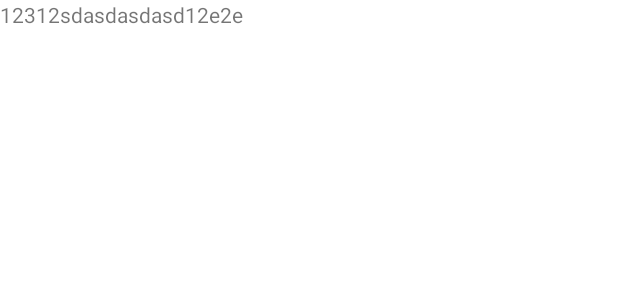
After one commit to c786909486/BaseMvvmModel, an Android app: the layout fragment_test.xml on its own in the app's theme, with its tools: preview values and no code run, on a phone screen of 412 x 824 dp. The commit adds this screen. Shown: the top 300 px of the screen. Run offline under Robolectric (Android 15) with nearby library versions, the light colour scheme and no system bars.

Commit message:
修改fragment

```diff
--- a/app/build.gradle
+++ b/app/build.gradle
@@ -39,9 +39,9 @@ android {
 dependencies {
 
 //    implementation 'androidx.core:core-ktx:1.3.2'
-//    implementation 'androidx.appcompat:appcompat:1.2.0'
-//    implementation 'com.google.android.material:material:1.3.0'
-//    implementation 'androidx.constraintlayout:constraintlayout:2.0.4'
+    implementation 'androidx.appcompat:appcompat:1.4.2'
+    implementation 'com.google.android.material:material:1.4.0'
+    implementation 'androidx.constraintlayout:constraintlayout:2.0.4'
     implementation project(path: ':library_base')
     implementation project(path: ':library_network')
     implementation project(path: ':library_update')
--- a/app/src/main/res/layout/activity_main.xml
+++ b/app/src/main/res/layout/activity_main.xml
@@ -35,5 +35,11 @@
             android:layout_height="wrap_content"
             android:text="Hello World!" />
 
+        <fragment
+            android:id="@+id/fl_content"
+            android:name="com.axun.basemvvmmodel.TestFragment"
+            android:layout_width="match_parent"
+            android:layout_height="match_parent"/>
+
     </LinearLayout>
 </layout>
--- /dev/null
+++ b/app/src/main/res/layout/fragment_test.xml
@@ -0,0 +1,17 @@
+<?xml version="1.0" encoding="utf-8"?>
+<layout xmlns:android="http://schemas.android.com/apk/res/android">
+
+    <data>
+
+    </data>
+
+    <LinearLayout
+        android:layout_width="match_parent"
+        android:layout_height="match_parent">
+
+        <TextView
+            android:layout_width="match_parent"
+            android:layout_height="match_parent"
+            android:text="12312sdasdasdasd12e2e"/>
+    </LinearLayout>
+</layout>
```
Also changed, not shown: app/src/main/java/com/axun/basemvvmmodel/TestFragment.kt (added, +31 -0 lines), app/src/main/java/com/axun/basemvvmmodel/TestFragmentVIewModel.kt (added, +22 -0 lines), app/src/main/java/com/axun/basemvvmmodel/TestModel.kt (added, +15 -0 lines), library_base/src/main/java/com/ckz/baselibrary/base/BaseViewModel.kt (+7 -2 lines).
